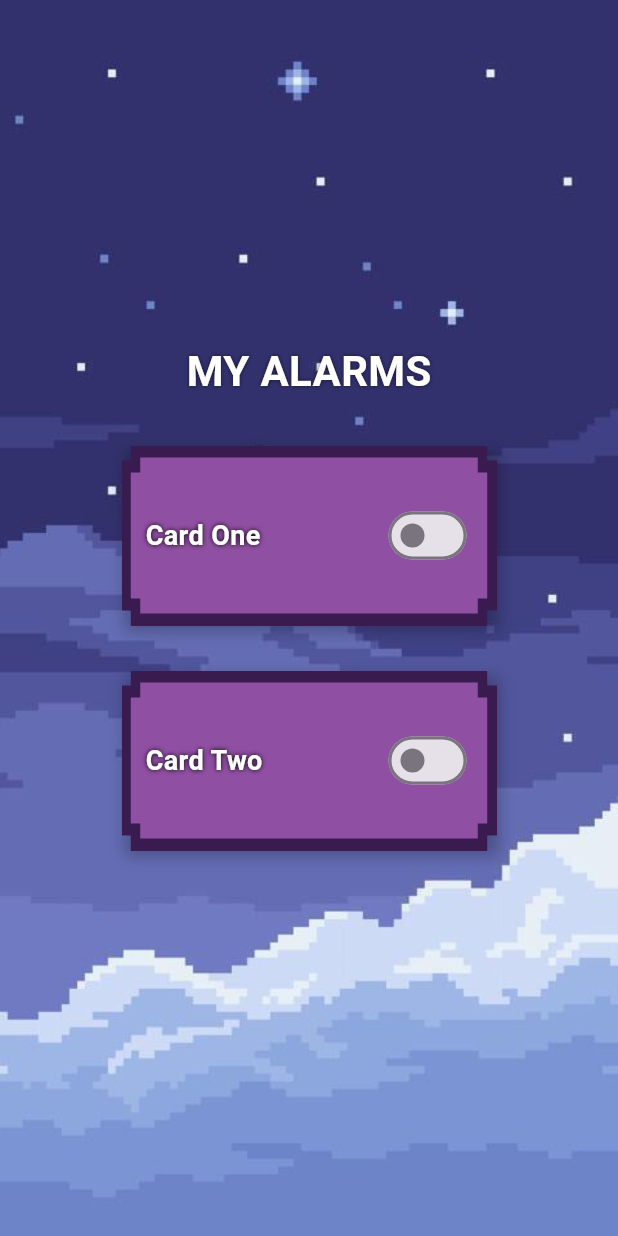
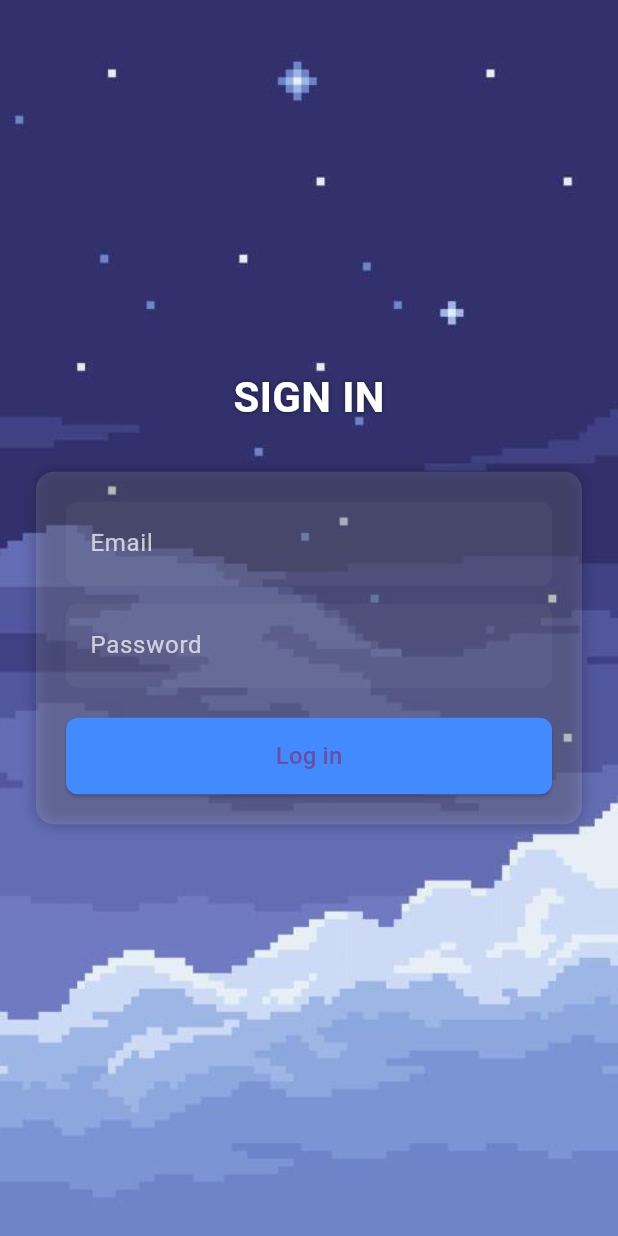
Before and after one commit to Albin2101/CLS055-Project, a Flutter app: the screen it shows after launch, on a phone screen of 412 x 824 dp. Run offline on Flutter 3.47's test engine with Material 3 defaults, Android fonts, the light colour scheme and no system bars; our stand-ins replace firebase_auth, firebase_core; missing offline and left inert: pixelarticons; accounts and stored records are empty; generated files the repository leaves out were written again.

Commit message:
User can now log in and out

```diff
--- a/dawnfighter/lib/main.dart
+++ b/dawnfighter/lib/main.dart
@@ -1,18 +1,34 @@
 import 'package:flutter/material.dart';
+import 'package:firebase_core/firebase_core.dart';
+import 'package:firebase_auth/firebase_auth.dart';
+import 'firebase_options.dart'; // generated by FlutterFire CLI
 import 'screens/homescreen.dart';
+import 'screens/logintestscreen.dart';
 
-void main() {
+Future<void> main() async {
+  WidgetsFlutterBinding.ensureInitialized();
+  await Firebase.initializeApp(options: DefaultFirebaseOptions.currentPlatform);
   runApp(const MainApp());
 }
 
 class MainApp extends StatelessWidget {
   const MainApp({super.key});
-
   @override
   Widget build(BuildContext context) {
-    return const MaterialApp(
-      home: Homescreen(),
+    return MaterialApp(
       debugShowCheckedModeBanner: false,
+      home: StreamBuilder<User?>(
+        stream: FirebaseAuth.instance.authStateChanges(),
+        builder: (context, snapshot) {
+          if (snapshot.connectionState == ConnectionState.waiting) {
+            return const Scaffold(
+              body: Center(child: CircularProgressIndicator()),
+            );
+          }
+          final user = snapshot.data;
+          return user == null ? const LoginTestScreen() : const Homescreen();
+        },
+      ),
     );
   }
 }
--- /dev/null
+++ b/dawnfighter/lib/screens/logintestscreen.dart
@@ -0,0 +1,182 @@
+import 'package:flutter/material.dart';
+import 'package:firebase_auth/firebase_auth.dart';
+
+class LoginTestScreen extends StatefulWidget {
+  const LoginTestScreen({super.key});
+
+  @override
+  State<LoginTestScreen> createState() => _LoginTestScreenState();
+}
+
+class _LoginTestScreenState extends State<LoginTestScreen> {
+  final TextEditingController _emailController = TextEditingController();
+  final TextEditingController _passwordController = TextEditingController();
+
+  Future<void> _signIn() async {
+    final email = _emailController.text.trim();
+    final password = _passwordController.text;
+
+    if (email.isEmpty || password.isEmpty) {
+      ScaffoldMessenger.of(
+        context,
+      ).showSnackBar(const SnackBar(content: Text('Enter email & password')));
+      return;
+    }
+
+    // show loader
+    showDialog<void>(
+      context: context,
+      barrierDismissible: false,
+      builder: (_) => const Center(child: CircularProgressIndicator()),
+    );
+
+    try {
+      final cred = await FirebaseAuth.instance.signInWithEmailAndPassword(
+        email: email,
+        password: password,
+      );
+
+      // after await: ensure widget still mounted before touching context
+      if (!mounted) return;
+
+      // dismiss loader
+      Navigator.of(context).pop();
+
+      // show confirmation and let StreamBuilder in main.dart drive navigation
+      ScaffoldMessenger.of(
+        context,
+      ).showSnackBar(SnackBar(content: Text('Signed in: ${cred.user?.uid}')));
+    } on FirebaseAuthException catch (e) {
+      if (!mounted) return;
+      Navigator.of(context).pop();
+      ScaffoldMessenger.of(
+        context,
+      ).showSnackBar(SnackBar(content: Text(e.message ?? e.code)));
+    } catch (e) {
+      if (!mounted) return;
+      Navigator.of(context).pop();
+      ScaffoldMessenger.of(
+        context,
+      ).showSnackBar(SnackBar(content: Text('Unexpected error: $e')));
+    }
+  }
+
+  @override
+  void dispose() {
+    _emailController.dispose();
+    _passwordController.dispose();
+    super.dispose();
+  }
+
+  @override
+  Widget build(BuildContext context) {
+    return Scaffold(
+      body: Container(
+        decoration: const BoxDecoration(
+          image: DecorationImage(
+            image: AssetImage('assets/images/background.png'),
+            fit: BoxFit.cover,
+          ),
+        ),
+        child: SafeArea(
+          child: Center(
+            child: SingleChildScrollView(
+              child: Padding(
+                padding: const EdgeInsets.symmetric(horizontal: 24.0),
+                child: Column(
+                  mainAxisSize: MainAxisSize.min,
+                  crossAxisAlignment: CrossAxisAlignment.center,
+                  children: [
+                    const SizedBox(height: 20),
+                    const Text(
+                      'SIGN IN',
+                      style: TextStyle(
+                        fontSize: 28,
+                        fontWeight: FontWeight.bold,
+                        color: Colors.white,
+                        shadows: [Shadow(color: Colors.black54, blurRadius: 4)],
+                      ),
+                    ),
+                    const SizedBox(height: 30),
+
+                    Container(
+                      padding: const EdgeInsets.all(20),
+                      decoration: BoxDecoration(
+                        color: Colors.white.withOpacity(0.12),
+                        borderRadius: BorderRadius.circular(12),
+                        boxShadow: const [
+                          BoxShadow(color: Colors.black26, blurRadius: 8),
+                        ],
+                      ),
+                      child: Column(
+                        children: [
+                          TextField(
+                            controller: _emailController,
+                            keyboardType: TextInputType.emailAddress,
+                            style: const TextStyle(color: Colors.white),
+                            decoration: InputDecoration(
+                              labelText: 'Email',
+                              labelStyle: const TextStyle(
+                                color: Colors.white70,
+                              ),
+                              filled: true,
+                              fillColor: Colors.white.withOpacity(0.04),
+                              border: OutlineInputBorder(
+                                borderRadius: BorderRadius.circular(8),
+                                borderSide: BorderSide.none,
+                              ),
+                            ),
+                          ),
+                          const SizedBox(height: 12),
+                          TextField(
+                            controller: _passwordController,
+                            obscureText: true,
+                            style: const TextStyle(color: Colors.white),
+                            decoration: InputDecoration(
+                              labelText: 'Password',
+                              labelStyle: const TextStyle(
+                                color: Colors.white70,
+                              ),
+                              filled: true,
+                              fillColor: Colors.white.withOpacity(0.04),
+                              border: OutlineInputBorder(
+                                borderRadius: BorderRadius.circular(8),
+                                borderSide: BorderSide.none,
+                              ),
+                            ),
+                          ),
+                          const SizedBox(height: 20),
+                          SizedBox(
+                            width: double.infinity,
+                            child: ElevatedButton(
+                              style: ElevatedButton.styleFrom(
+                                backgroundColor: Colors.blueAccent,
+                                padding: const EdgeInsets.symmetric(
+                                  vertical: 14,
+                                ),
+                                shape: RoundedRectangleBorder(
+                                  borderRadius: BorderRadius.circular(8),
+                                ),
+                              ),
+                              onPressed: _signIn,
+                              child: const Text(
+                                'Log in',
+                                style: TextStyle(fontSize: 16),
+                              ),
+                            ),
+                          ),
+                        ],
+                      ),
+                    ),
+
+                    const SizedBox(height: 50),
+                  ],
+                ),
+              ),
+            ),
+          ),
+        ),
+      ),
+    );
+  }
+}
```
Also changed, not shown: dawnfighter/lib/screens/homescreen.dart (+15 -0 lines), dawnfighter/lib/screens/settings_screen.dart (added, +84 -0 lines).
